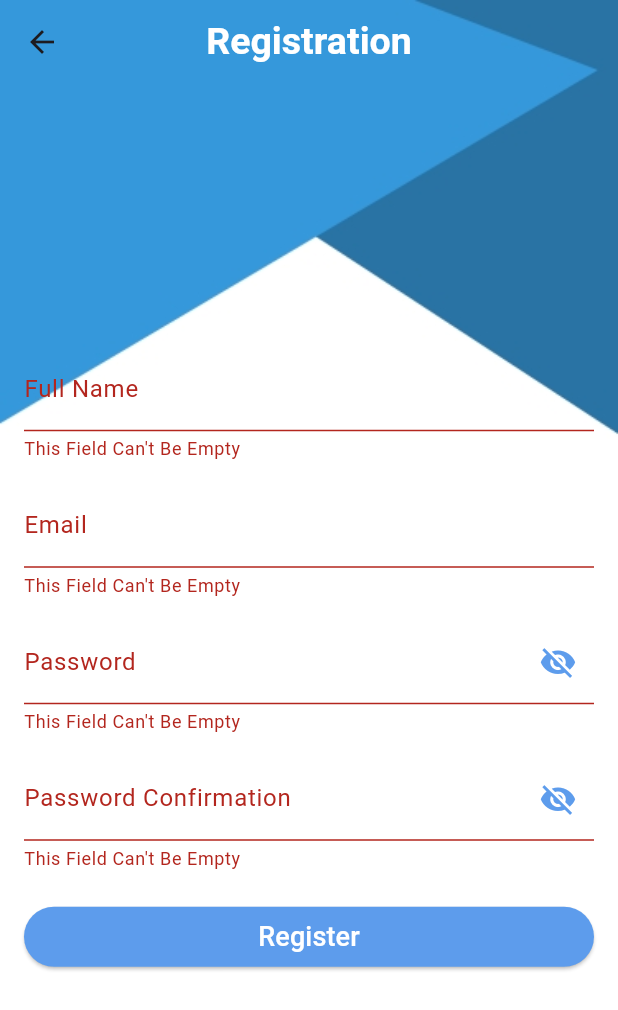
After one commit to NoureenSaad/ToDo_App, a Flutter app: the RegistrationScreen screen opened by its route, after a tap on "Register", on a phone screen of 412 x 824 dp. The commit adds this screen. Shown: the top 1010 px of the screen. Run offline on Flutter 3.47's test engine with Material 3 defaults, Android fonts, the phone set to English and light mode, and no system bars.

Commit message:
Registration Design + Full Name, Email and Password Validation Check Done

```diff
--- a/lib/layout/login/login_screen.dart
+++ b/lib/layout/login/login_screen.dart
@@ -1,4 +1,5 @@
 import 'package:flutter/material.dart';
+import 'package:todo_app/layout/registration/registration_screen.dart';
 import 'package:todo_app/shared/constants.dart';
 import 'package:todo_app/shared/reusable_components/custom_form_field.dart';
 import 'package:todo_app/style/app_colors.dart';
@@ -103,6 +104,24 @@ class _LoginScreenState extends State<LoginScreen> {
                       ),
                     )
                   ),
+                  Row(
+                    mainAxisAlignment: MainAxisAlignment.center,
+                    children: [
+                      const Text("Don't Have An Account?",style: TextStyle(
+                        fontSize: 18
+                      ),),
+                      TextButton(
+                        onPressed: (){
+                          Navigator.pushNamed(context, RegistrationScreen.route);
+                        },
+                        child: const Text("Sign Up",style: TextStyle(
+                          color: AppColors.primaryLightColor,
+                          fontSize: 18,
+                          fontWeight: FontWeight.bold
+                        ),),
+                      )
+                    ],
+                  )
                 ],
               ),
             ),
--- /dev/null
+++ b/lib/layout/registration/registration_screen.dart
@@ -0,0 +1,156 @@
+import 'package:flutter/material.dart';
+import 'package:todo_app/shared/constants.dart';
+import 'package:todo_app/shared/reusable_components/custom_form_field.dart';
+import 'package:todo_app/style/app_colors.dart';
+
+class RegistrationScreen extends StatefulWidget {
+  static const String route = "RegistrationScreen";
+  const RegistrationScreen({super.key});
+
+  @override
+  State<RegistrationScreen> createState() => _RegistrationScreenState();
+}
+
+class _RegistrationScreenState extends State<RegistrationScreen> {
+  bool isObscured = true;
+  bool isConfirmObscured = true;
+  TextEditingController fullNameController = TextEditingController();
+  TextEditingController emailController = TextEditingController();
+  TextEditingController passwordController = TextEditingController();
+  TextEditingController passwordConfirmationController = TextEditingController();
+  GlobalKey<FormState> formKey = GlobalKey<FormState>();
+
+  @override
+  Widget build(BuildContext context) {
+    return Container(
+      decoration: const BoxDecoration(
+          image: DecorationImage(
+              image: AssetImage("assets/images/SIGN IN – 1.jpg"),
+              fit: BoxFit.fill
+          )
+      ),
+      child: Scaffold(
+        backgroundColor: Colors.transparent,
+        appBar: AppBar(
+          title: const Text("Registration",style: TextStyle(
+              color: Colors.white,
+              fontSize: 25,
+              fontWeight: FontWeight.bold
+          ),),
+          backgroundColor: Colors.transparent,
+          centerTitle: true,
+        ),
+        body: Padding(
+          padding: const EdgeInsets.all(16),
+          child: Form(
+            key: formKey,
+            child: Column(
+              mainAxisAlignment: MainAxisAlignment.center,
+              crossAxisAlignment: CrossAxisAlignment.stretch,
+              children: [
+                CustomFormField(
+                  lable: "Full Name",
+                  keyboard: TextInputType.name,
+                  validator: (value){
+                    if(value == null || value.isEmpty){
+                      return "This Field Can't Be Empty";
+                    }
+                    return null;
+                  },
+                  controller: fullNameController,
+                ),
+                const SizedBox(height: 15,),
+                CustomFormField(
+                  lable: "Email",
+                  keyboard: TextInputType.emailAddress,
+                  validator: (value){
+                    if(value == null || value.isEmpty){
+                      return "This Field Can't Be Empty";
+                    }
+                    if(!RegExp(Constants.emailRegex).hasMatch(value)){
+                      return "Enter A Valid Email";
+                    }
+                    return null;
+                  },
+                  controller: emailController,
+                ),
+                const SizedBox(height: 15,),
+                CustomFormField(
+                  lable: "Password",
+                  keyboard: TextInputType.visiblePassword,
+                  obscureText: isObscured,
+                  suffixIcon: IconButton(
+                      onPressed: (){
+                        setState(() {
+                          isObscured = !isObscured;
+                        });
+                      },
+                      icon: Icon(
+                        isObscured?Icons.visibility_off:Icons.visibility,
+                        color: AppColors.primaryLightColor,
+                        size: 25,
+                      )
+                  ),
+                  validator: (value){
+                    if(value == null || value.isEmpty){
+                      return "This Field Can't Be Empty";
+                    }
+                    if(value.length < 8){
+                      return "Password Can't Be Less Then 8 Characters";
+                    }
+                    return null;
+                  },
+                  controller: passwordController,
+                ),
+                const SizedBox(height: 15,),
+                CustomFormField(
+                  lable: "Password Confirmation",
+                  keyboard: TextInputType.visiblePassword,
+                  obscureText: isConfirmObscured,
+                  suffixIcon: IconButton(
+                      onPressed: (){
+                        setState(() {
+                          isConfirmObscured = !isConfirmObscured;
+                        });
+                      },
+                      icon: Icon(
+                        isConfirmObscured?Icons.visibility_off:Icons.visibility,
+                        color: AppColors.primaryLightColor,
+                        size: 25,
+                      )
+                  ),
+                  validator: (value){
+                    if(value == null || value.isEmpty){
+                      return "This Field Can't Be Empty";
+                    }
+                    if(value != passwordController.text){
+                      return "Passwords Don't Match";
+                    }
+                    return null;
+                  },
+                  controller: passwordConfirmationController,
+                ),
+                const SizedBox(height: 20,),
+                ElevatedButton(
+                    style: ElevatedButton.styleFrom(
+                        backgroundColor: AppColors.primaryLightColor
+                    ),
+                    onPressed: (){
+                      if(formKey.currentState?.validate()??false){
+
+                      }
+                    },
+                    child: const Text("Register",style: TextStyle(
+                        color: Colors.white,
+                        fontSize: 18
+                      ),
+                    )
+                ),
+              ],
+            ),
+          ),
+        ),
+      ),
+    );
+  }
+}
--- a/lib/main.dart
+++ b/lib/main.dart
@@ -1,5 +1,6 @@
 import 'package:flutter/material.dart';
 import 'package:todo_app/layout/login/login_screen.dart';
+import 'package:todo_app/layout/registration/registration_screen.dart';
 import 'package:todo_app/style/app_theme.dart';
 
 void main() {
@@ -17,6 +18,7 @@ class MyApp extends StatelessWidget {
       darkTheme: AppTheme.darkTheme,
       routes: {
         LoginScreen.route:(_)=>LoginScreen(),
+        RegistrationScreen.route:(_)=>RegistrationScreen(),
       },
       initialRoute: LoginScreen.route,
     );
```
